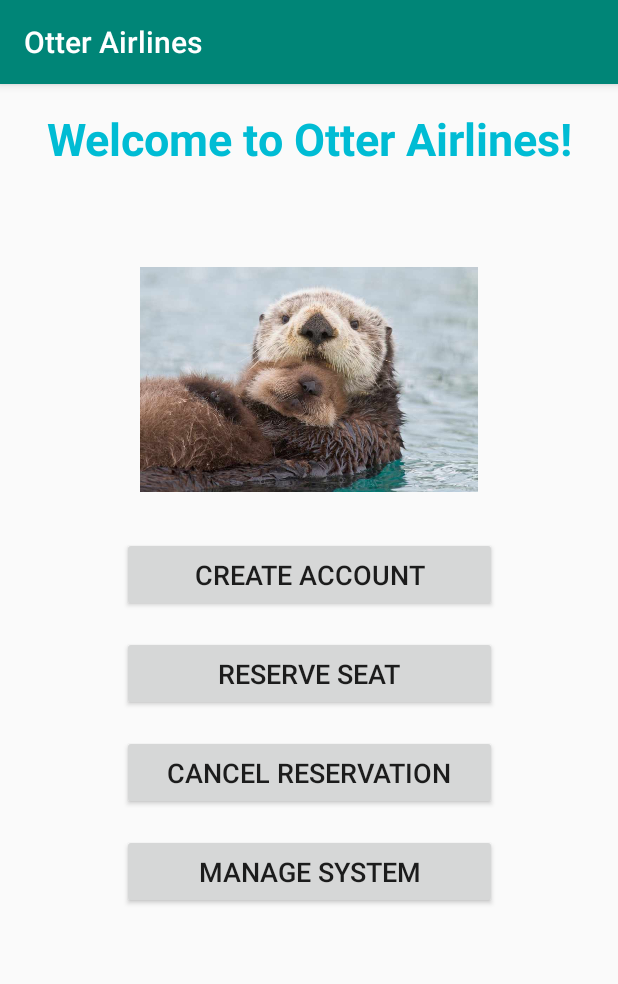
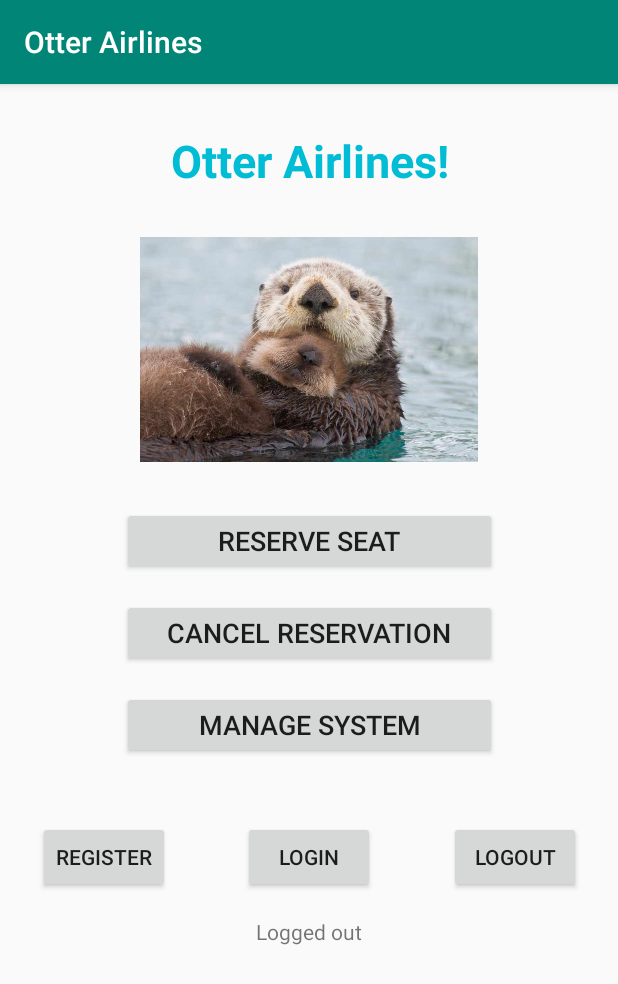
Before and after one commit to cathsu/otter_airlines, an Android app: the screen it shows after launch (MainActivity), on a phone screen of 412 x 824 dp. Shown: the top 984 px of the screen. Run offline under Robolectric (Android 15) with nearby library versions, the phone set to English and light mode, and no system bars.

Commit message:
New layout

```diff
--- a/app/src/main/java/com/example/airlineticketreservationsystem/MainActivity.java
+++ b/app/src/main/java/com/example/airlineticketreservationsystem/MainActivity.java
@@ -15,7 +15,10 @@ public class MainActivity extends AppCompatActivity {
 
     ImageView mImage;
 
-    Button mCreateButton;
+
+    Button mRegisterButton;
+    Button mLoginButton;
+    Button mLogoutButton;
     Button mReserveButton;
     Button mCancelButton;
     Button mManageButton;
@@ -29,12 +32,14 @@ public class MainActivity extends AppCompatActivity {
 
         mImage = findViewById(R.id.mainOtterImageView);
 
-        mCreateButton = findViewById(R.id.mainCreateButton);
+        mRegisterButton = findViewById(R.id.mainRegisterButton);
+        mLoginButton = findViewById(R.id.mainLoginButton);
+        mLogoutButton = findViewById(R.id.mainLogoutButton);
         mReserveButton = findViewById(R.id.mainReserveButton);
         mCancelButton = findViewById(R.id.mainCancelButton);
         mManageButton = findViewById(R.id.mainManageButton);
 
-        mCreateButton.setOnClickListener(new View.OnClickListener() {
+        mRegisterButton.setOnClickListener(new View.OnClickListener() {
             @Override
             public void onClick(View view) {
                 Intent intent = new Intent(MainActivity.this, CreateAccount.class);
--- a/app/src/main/res/layout/activity_main.xml
+++ b/app/src/main/res/layout/activity_main.xml
@@ -8,11 +8,12 @@
 
     <TextView
         android:id="@+id/mainTitleTextView"
-        android:layout_width="350dp"
-        android:layout_height="90dp"
+        android:layout_width="300dp"
+        android:layout_height="70dp"
         android:layout_marginStart="16dp"
         android:layout_marginTop="16dp"
         android:layout_marginEnd="16dp"
+        android:gravity="center"
         android:text="@string/mainTitleText"
         android:textAlignment="center"
         android:textAllCaps="false"
@@ -20,21 +21,9 @@
         android:textSize="30sp"
         android:textStyle="bold"
         app:layout_constraintEnd_toEndOf="parent"
+        app:layout_constraintHorizontal_bias="0.506"
         app:layout_constraintStart_toStartOf="parent"
         app:layout_constraintTop_toTopOf="parent" />
-
-    <Button
-        android:id="@+id/mainCreateButton"
-        android:layout_width="250dp"
-        android:layout_height="50dp"
-        android:layout_marginStart="16dp"
-        android:layout_marginTop="30dp"
-        android:layout_marginEnd="16dp"
-        android:text="@string/mainAccountButton"
-        android:textSize="18sp"
-        app:layout_constraintEnd_toEndOf="parent"
-        app:layout_constraintStart_toStartOf="parent"
-        app:layout_constraintTop_toBottomOf="@+id/mainOtterImageView" />
 
     <ImageView
         android:id="@+id/mainOtterImageView"
@@ -52,20 +41,20 @@
     <Button
         android:id="@+id/mainReserveButton"
         android:layout_width="250dp"
-        android:layout_height="50dp"
+        android:layout_height="45dp"
         android:layout_marginStart="16dp"
-        android:layout_marginTop="16dp"
+        android:layout_marginTop="30dp"
         android:layout_marginEnd="16dp"
         android:text="@string/mainReserveButton"
         android:textSize="18sp"
         app:layout_constraintEnd_toEndOf="parent"
         app:layout_constraintStart_toStartOf="parent"
-        app:layout_constraintTop_toBottomOf="@+id/mainCreateButton" />
+        app:layout_constraintTop_toBottomOf="@+id/mainOtterImageView" />
 
     <Button
         android:id="@+id/mainCancelButton"
         android:layout_width="250dp"
-        android:layout_height="50dp"
+        android:layout_height="45dp"
         android:layout_marginStart="16dp"
         android:layout_marginTop="16dp"
         android:layout_marginEnd="16dp"
@@ -78,7 +67,7 @@
     <Button
         android:id="@+id/mainManageButton"
         android:layout_width="250dp"
-        android:layout_height="50dp"
+        android:layout_height="45dp"
         android:layout_marginStart="16dp"
         android:layout_marginTop="16dp"
         android:layout_marginEnd="16dp"
@@ -87,4 +76,53 @@
         app:layout_constraintEnd_toEndOf="parent"
         app:layout_constraintStart_toStartOf="parent"
         app:layout_constraintTop_toBottomOf="@+id/mainCancelButton" />
+
+    <Button
+        android:id="@+id/mainRegisterButton"
+        android:layout_width="wrap_content"
+        android:layout_height="wrap_content"
+        android:layout_marginStart="24dp"
+        android:layout_marginTop="41dp"
+        android:layout_marginEnd="24dp"
+        android:text="@string/mainRegisterButton"
+        app:layout_constraintEnd_toStartOf="@+id/mainLoginButton"
+        app:layout_constraintStart_toStartOf="parent"
+        app:layout_constraintTop_toBottomOf="@+id/mainManageButton" />
+
+    <Button
+        android:id="@+id/mainLoginButton"
+        android:layout_width="wrap_content"
+        android:layout_height="wrap_content"
+        android:layout_marginStart="24dp"
+        android:layout_marginTop="41dp"
+        android:layout_marginEnd="24dp"
+        android:text="@string/mainLoginButton"
+        app:layout_constraintEnd_toStartOf="@+id/mainLogoutButton"
+        app:layout_constraintStart_toEndOf="@+id/mainRegisterButton"
+        app:layout_constraintTop_toBottomOf="@+id/mainManageButton" />
+
+    <Button
+        android:id="@+id/mainLogoutButton"
+        android:layout_width="wrap_content"
+        android:layout_height="wrap_content"
+        android:layout_marginStart="24dp"
+        android:layout_marginTop="41dp"
+        android:layout_marginEnd="24dp"
+        android:text="@string/mainLogoutButton"
+        app:layout_constraintEnd_toEndOf="parent"
+        app:layout_constraintStart_toEndOf="@+id/mainLoginButton"
+        app:layout_constraintTop_toBottomOf="@+id/mainManageButton" />
+
+    <TextView
+        android:id="@+id/textView2"
+        android:layout_width="wrap_content"
+        android:layout_height="wrap_content"
+        android:layout_marginStart="16dp"
+        android:layout_marginTop="16dp"
+        android:layout_marginEnd="16dp"
+        android:text="Logged out"
+        app:layout_constraintEnd_toEndOf="parent"
+        app:layout_constraintStart_toStartOf="parent"
+        app:layout_constraintTop_toBottomOf="@+id/mainLoginButton" />
+
 </androidx.constraintlayout.widget.ConstraintLayout>
--- a/app/src/main/res/values/strings.xml
+++ b/app/src/main/res/values/strings.xml
@@ -1,8 +1,10 @@
 <resources>
     <string name="app_name">Otter Airlines</string>
-    <string name="mainTitleText">Welcome to Otter Airlines!</string>
+    <string name="mainTitleText">Otter Airlines!</string>
     <string name="mainImageDescription">An otter holding her newborn</string>
-    <string name="mainAccountButton">Create Account</string>
+    <string name="mainRegisterButton">Register</string>
+    <string name="mainLoginButton">Login</string>
+    <string name="mainLogoutButton">Logout</string>
     <string name="mainReserveButton">Reserve Seat</string>
     <string name="mainCancelButton">Cancel Reservation</string>
     <string name="mainManageButton">Manage System</string>
```
